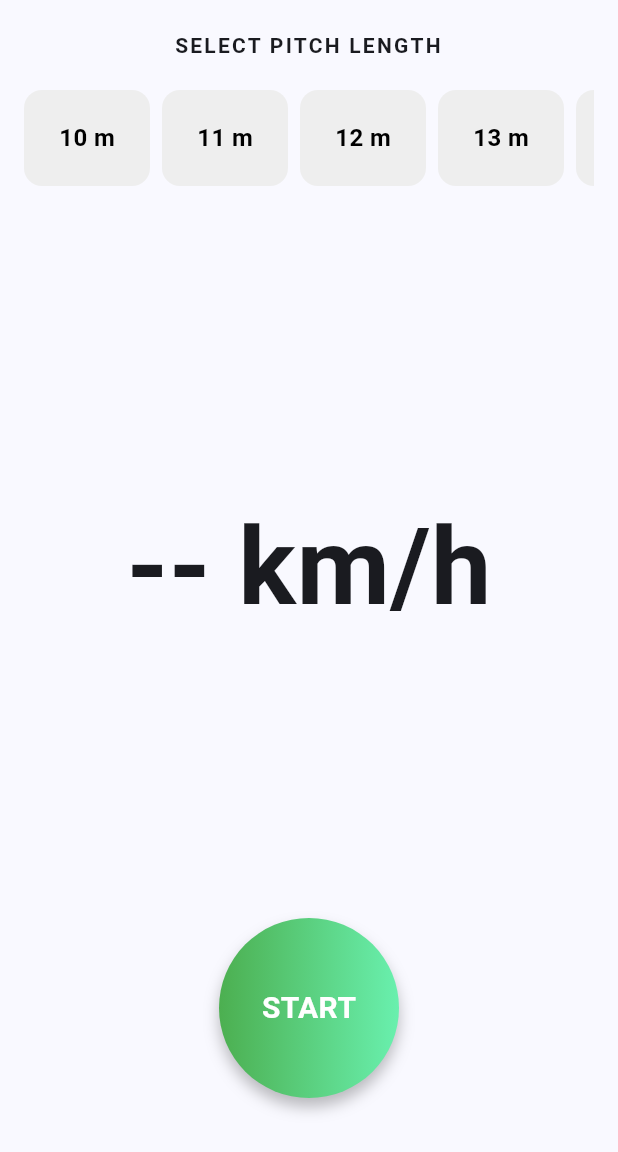
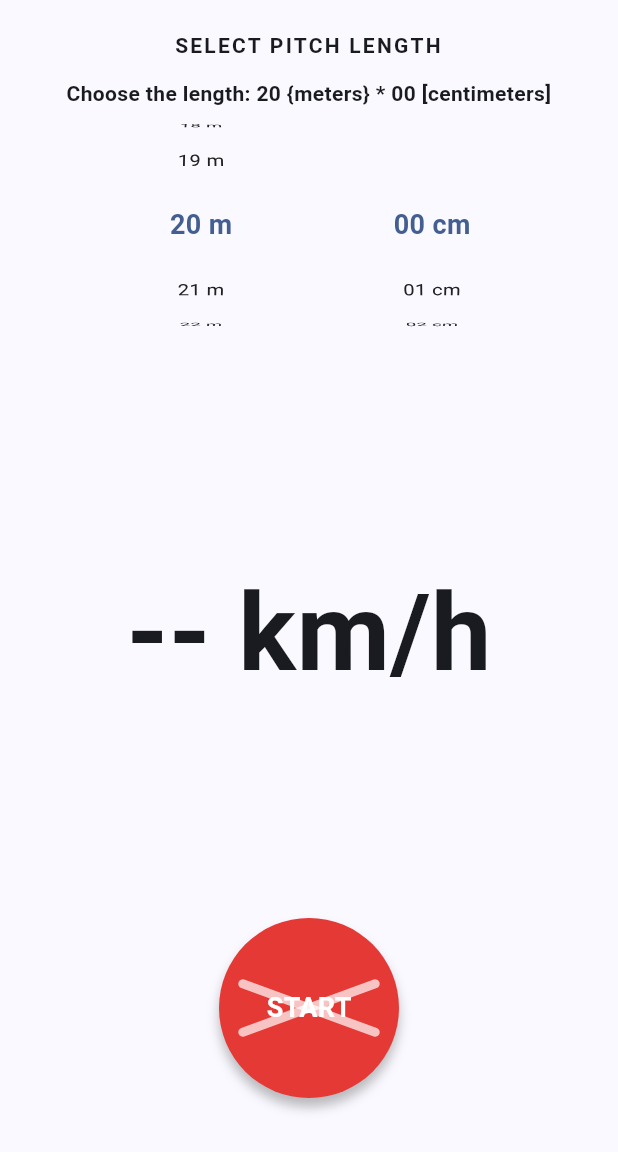
Before and after one commit to staraircool/speed4, a Flutter app: the screen it shows after launch, on a phone screen of 412 x 824 dp, the part 84-1236 px from its top. Run offline on Flutter 3.47's test engine with Material 3 defaults, Android fonts, the phone set to English and light mode, and no system bars.

Commit message:
UI: add ListWheel selectors for meters/cm and cricket-ball start/stop button

```diff
--- a/lib/main.dart
+++ b/lib/main.dart
@@ -38,14 +38,21 @@ class _SpeedHomePageState extends State<SpeedHomePage> {
   String _instructions =
       '1) Set the pitch length (meters)\n2) Press START when you release the ball\n3) Press STOP when the ball reaches the batsman';
 
-  final List<int> _presetMeters = List<int>.generate(21, (i) => 10 + i); // 10..30
-  int? _selectedMeterIndex;
+  final List<int> _meterValues = List<int>.generate(31, (i) => 10 + i); // 10..40
+  final List<int> _centimeterValues = List<int>.generate(101, (i) => i); // 0..100
+  late FixedExtentScrollController _meterController;
+  late FixedExtentScrollController _cmController;
+  int _selectedMeterIndex = 10; // default index corresponds to 20m
+  int _selectedCmIndex = 0;
 
   @override
   void initState() {
     super.initState();
-    _selectedMeterIndex = _presetMeters.indexOf(20);
-    _pitchMeters = 20.0;
+    _selectedMeterIndex = _meterValues.indexOf(20);
+    _selectedCmIndex = 0;
+    _pitchMeters = _meterValues[_selectedMeterIndex] + (_selectedCmIndex / 100.0);
+    _meterController = FixedExtentScrollController(initialItem: _selectedMeterIndex);
+    _cmController = FixedExtentScrollController(initialItem: _selectedCmIndex);
   }
 
   void _toggleStartStop() {
@@ -69,10 +76,18 @@ class _SpeedHomePageState extends State<SpeedHomePage> {
     }
   }
 
-  void _selectMeter(int index) {
+  void _onMeterChanged(int index) {
     setState(() {
       _selectedMeterIndex = index;
-      _pitchMeters = _presetMeters[index].toDouble();
+      _pitchMeters = _meterValues[_selectedMeterIndex] + (_selectedCmIndex / 100.0);
+    });
+  }
+
+  void _onCmChanged(int index) {
+    setState(() {
+      _selectedCmIndex = index;
+      _pitchMeters = _meterValues[_selectedMeterIndex] + (_selectedCmIndex / 100.0);
+      // if user selects 100 cm, we convert to +1m logically (handled by calculation)
     });
   }
 
@@ -192,61 +207,74 @@ class _SpeedHomePageState extends State<SpeedHomePage> {
                 style: TextStyle(fontSize: 14, fontWeight: FontWeight.w600, letterSpacing: 1.5),
               ),
               const SizedBox(height: 12),
+              Column(
+                children: [
+                  Text(
+                    'Choose the length: ${_meterValues[_selectedMeterIndex]} {meters} * ${_selectedCmIndex.toString().padLeft(2, '0')} [centimeters]',
+                    textAlign: TextAlign.center,
+                    style: const TextStyle(fontSize: 14, fontWeight: FontWeight.w600),
+                  ),
+                  const SizedBox(height: 8),
                   SizedBox(
-                height: 80,
-                child: ListView.separated(
-                  scrollDirection: Axis.horizontal,
-                  itemCount: _presetMeters.length + 1,
-                  separatorBuilder: (_, __) => const SizedBox(width: 8),
-                  itemBuilder: (context, index) {
-                    if (index < _presetMeters.length) {
-                      final meters = _presetMeters[index];
-                      final selected = _selectedMeterIndex == index;
-                      return GestureDetector(
-                        onTap: () => _selectMeter(index),
-                        child: AnimatedContainer(
-                          duration: const Duration(milliseconds: 200),
-                          width: 84,
-                          margin: const EdgeInsets.symmetric(vertical: 8),
-                          decoration: BoxDecoration(
-                            color: selected ? Theme.of(context).colorScheme.primary : Colors.grey.shade200,
-                            borderRadius: BorderRadius.circular(12),
-                            boxShadow: selected ? [BoxShadow(color: Colors.black26, blurRadius: 6, offset: Offset(0, 3))] : null,
-                          ),
-                          alignment: Alignment.center,
-                          child: Column(
+                    height: 140,
+                    child: Row(
                       mainAxisAlignment: MainAxisAlignment.center,
                       children: [
-                              Text('${meters.toString()} m', style: TextStyle(fontSize: 16, fontWeight: FontWeight.bold, color: selected ? Colors.white : Colors.black)),
+                        // Meters picker
+                        SizedBox(
+                          width: 140,
+                          child: ListWheelScrollView.useDelegate(
+                            controller: _meterController,
+                            itemExtent: 40,
+                            diameterRatio: 1.2,
+                            onSelectedItemChanged: _onMeterChanged,
+                            physics: const FixedExtentScrollPhysics(),
+                            childDelegate: ListWheelChildBuilderDelegate(
+                              childCount: _meterValues.length,
+                              builder: (context, index) {
+                                final meters = _meterValues[index];
+                                final selected = index == _selectedMeterIndex;
+                                return Center(
+                                  child: Text(
+                                    '${meters} m',
+                                    style: TextStyle(fontSize: selected ? 18 : 14, fontWeight: selected ? FontWeight.bold : FontWeight.normal,
+                                        color: selected ? Theme.of(context).colorScheme.primary : Colors.black87),
+                                  ),
+                                );
+                              },
+                            ),
+                          ),
+                        ),
+                        const SizedBox(width: 24),
+                        // Centimeters picker
+                        SizedBox(
+                          width: 120,
+                          child: ListWheelScrollView.useDelegate(
+                            controller: _cmController,
+                            itemExtent: 40,
+                            diameterRatio: 1.2,
+                            onSelectedItemChanged: _onCmChanged,
+                            physics: const FixedExtentScrollPhysics(),
+                            childDelegate: ListWheelChildBuilderDelegate(
+                              childCount: _centimeterValues.length,
+                              builder: (context, index) {
+                                final cm = _centimeterValues[index];
+                                final selected = index == _selectedCmIndex;
+                                return Center(
+                                  child: Text(
+                                    '${cm.toString().padLeft(2, '0')} cm',
+                                    style: TextStyle(fontSize: selected ? 18 : 14, fontWeight: selected ? FontWeight.bold : FontWeight.normal,
+                                        color: selected ? Theme.of(context).colorScheme.primary : Colors.black87),
+                                  ),
+                                );
+                              },
+                            ),
+                          ),
+                        ),
                       ],
                     ),
                   ),
-                      );
-                    } else {
-                      final custom = _selectedMeterIndex == null;
-                      return GestureDetector(
-                        onTap: _askCustomMeter,
-                        child: Container(
-                          width: 100,
-                          margin: const EdgeInsets.symmetric(vertical: 8),
-                          decoration: BoxDecoration(
-                            color: custom ? Theme.of(context).colorScheme.primary : Colors.grey.shade100,
-                            borderRadius: BorderRadius.circular(12),
-                          ),
-                          alignment: Alignment.center,
-                          child: Column(
-                            mainAxisAlignment: MainAxisAlignment.center,
-                            children: [
-                              Icon(Icons.edit, color: custom ? Colors.white : Colors.black54),
-                              const SizedBox(height: 4),
-                              Text('Custom', style: TextStyle(color: custom ? Colors.white : Colors.black54)),
                 ],
-                          ),
-                        ),
-                      );
-                    }
-                  },
-                ),
               ),
               const SizedBox(height: 24),
               Expanded(
@@ -261,19 +289,45 @@ class _SpeedHomePageState extends State<SpeedHomePage> {
               Center(
                 child: GestureDetector(
                   onTap: _toggleStartStop,
-                  child: Container(
+                  child: SizedBox(
+                    width: 120,
+                    height: 120,
+                    child: Stack(
+                      alignment: Alignment.center,
+                      children: [
+                        // cricket ball base
+                        Container(
                           width: 120,
                           height: 120,
                           decoration: BoxDecoration(
+                            color: _running ? Colors.red.shade700 : Colors.red.shade600,
                             shape: BoxShape.circle,
-                      gradient: LinearGradient(colors: _running ? [Colors.redAccent, Colors.red] : [Colors.green, Colors.greenAccent]),
-                      boxShadow: const [BoxShadow(color: Colors.black26, blurRadius: 8, offset: Offset(0, 6))],
+                            boxShadow: const [BoxShadow(color: Colors.black26, blurRadius: 6, offset: Offset(0, 6))],
                           ),
-                    child: Center(
-                      child: Text(
+                        ),
+                        // seam lines (simple)
+                        Transform.rotate(
+                          angle: 0.35,
+                          child: Container(
+                            width: 100,
+                            height: 6,
+                            decoration: BoxDecoration(color: Colors.white70, borderRadius: BorderRadius.circular(6)),
+                          ),
+                        ),
+                        Transform.rotate(
+                          angle: -0.35,
+                          child: Container(
+                            width: 100,
+                            height: 6,
+                            decoration: BoxDecoration(color: Colors.white70, borderRadius: BorderRadius.circular(6)),
+                          ),
+                        ),
+                        // center label
+                        Text(
                           _running ? 'STOP' : 'START',
-                        style: const TextStyle(color: Colors.white, fontSize: 20, fontWeight: FontWeight.bold),
+                          style: const TextStyle(color: Colors.white, fontSize: 18, fontWeight: FontWeight.bold),
                         ),
+                      ],
                     ),
                   ),
                 ),
```
Lines whose indentation alone changed are shown as unchanged.
